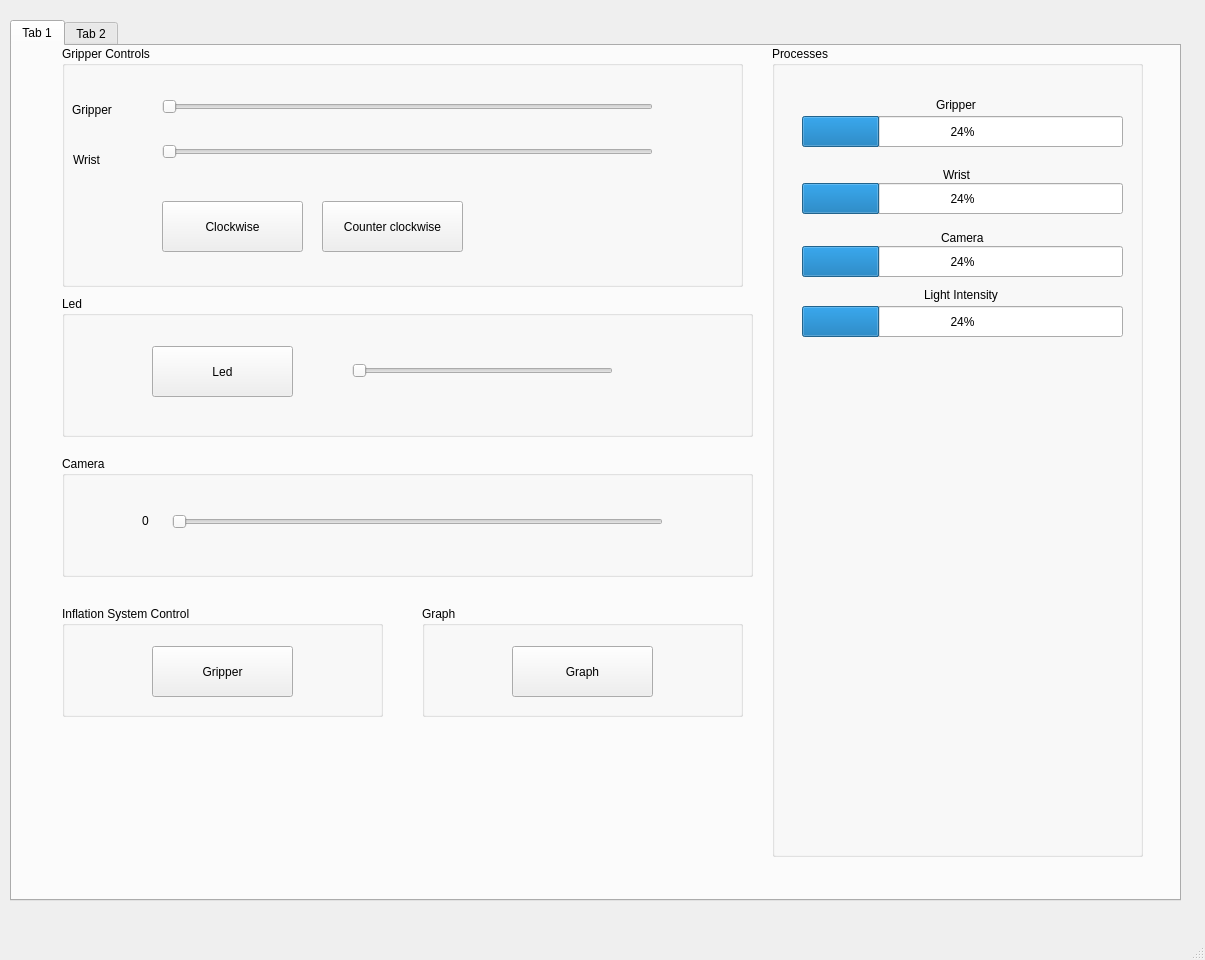
First picture: the form in src/python/interface.ui, repository StudentUnderwaterRoboticsAssociation/Ahti2, before the edit.
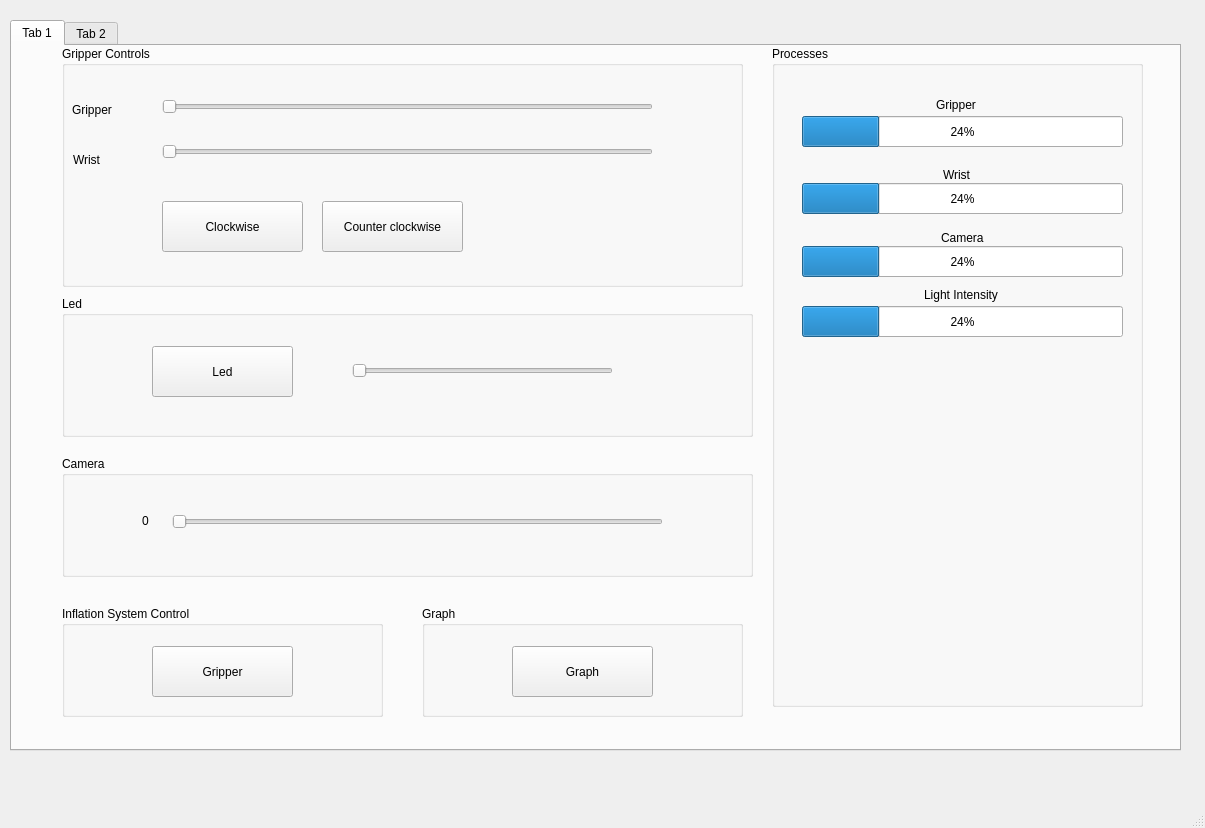
Second picture: the form after the edit. The open tabs and pages were chosen to show the change.

The edit to the form file:
```diff
--- a/src/python/interface.ui
+++ b/src/python/interface.ui
@@ -7,7 +7,7 @@
     <x>0</x>
     <y>0</y>
     <width>1205</width>
-    <height>960</height>
+    <height>828</height>
    </rect>
   </property>
   <property name="windowTitle">
@@ -20,7 +20,7 @@
       <x>10</x>
       <y>20</y>
       <width>1171</width>
-      <height>881</height>
+      <height>731</height>
      </rect>
     </property>
     <property name="currentIndex">
@@ -114,7 +114,7 @@
         <x>760</x>
         <y>0</y>
         <width>371</width>
-        <height>811</height>
+        <height>661</height>
        </rect>
       </property>
       <property name="title">
```
Left out of the diff: 2 changed lines with no effect on the pictures.
